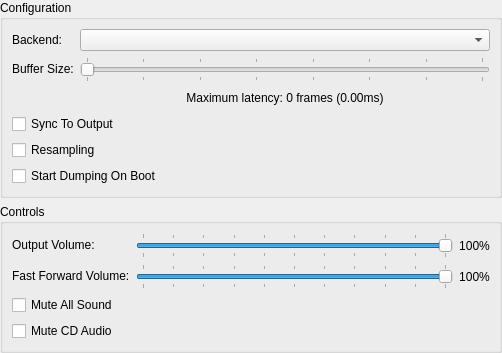
First picture: the form in src/duckstation-qt/audiosettingswidget.ui, repository kofxi3584karlayang/duckstation, before the edit.
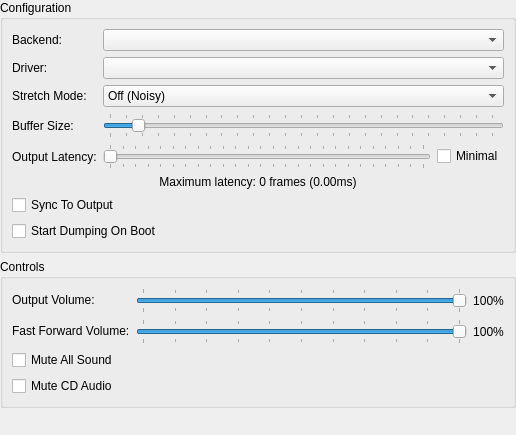
Second picture: the form after the edit.

Commit message: SPU: Add time stretched audio output

```diff
--- a/src/duckstation-qt/audiosettingswidget.ui
+++ b/src/duckstation-qt/audiosettingswidget.ui
@@ -6,8 +6,8 @@
    <rect>
     <x>0</x>
     <y>0</y>
-    <width>502</width>
-    <height>312</height>
+    <width>516</width>
+    <height>435</height>
    </rect>
   </property>
   <property name="windowTitle">
@@ -31,7 +31,21 @@
      <property name="title">
       <string>Configuration</string>
      </property>
-     <layout class="QFormLayout" name="formLayout">
+     <layout class="QGridLayout" name="gridLayout">
+      <item row="3" column="0">
+       <widget class="QLabel" name="label_2">
+        <property name="text">
+         <string>Buffer Size:</string>
+        </property>
+       </widget>
+      </item>
+      <item row="7" column="0" colspan="2">
+       <widget class="QCheckBox" name="startDumpingOnBoot">
+        <property name="text">
+         <string>Start Dumping On Boot</string>
+        </property>
+       </widget>
+      </item>
       <item row="0" column="0">
        <widget class="QLabel" name="label">
         <property name="text">
@@ -39,29 +53,112 @@
         </property>
        </widget>
       </item>
+      <item row="4" column="1">
+       <layout class="QHBoxLayout" name="horizontalLayout_3">
+        <item>
+         <widget class="QSlider" name="outputLatencyMS">
+          <property name="maximum">
+           <number>500</number>
+          </property>
+          <property name="orientation">
+           <enum>Qt::Horizontal</enum>
+          </property>
+          <property name="tickPosition">
+           <enum>QSlider::TicksBothSides</enum>
+          </property>
+          <property name="tickInterval">
+           <number>20</number>
+          </property>
+         </widget>
+        </item>
+        <item>
+         <widget class="QCheckBox" name="outputLatencyMinimal">
+          <property name="text">
+           <string>Minimal</string>
+          </property>
+         </widget>
+        </item>
+       </layout>
+      </item>
+      <item row="1" column="1">
+       <widget class="QComboBox" name="driver"/>
+      </item>
+      <item row="2" column="1">
+       <widget class="QComboBox" name="stretchMode">
+        <item>
+         <property name="text">
+          <string>Off (Noisy)</string>
+         </property>
+        </item>
+        <item>
+         <property name="text">
+          <string>Resampling (Pitch Shift)</string>
+         </property>
+        </item>
+        <item>
+         <property name="text">
+          <string>Time Stretch (Tempo Change, Best Sound)</string>
+         </property>
+        </item>
+       </widget>
+      </item>
+      <item row="4" column="0">
+       <widget class="QLabel" name="label_5">
+        <property name="text">
+         <string>Output Latency:</string>
+        </property>
+       </widget>
+      </item>
       <item row="0" column="1">
        <widget class="QComboBox" name="audioBackend"/>
       </item>
       <item row="1" column="0">
-       <widget class="QLabel" name="label_2">
+       <widget class="QLabel" name="label_6">
         <property name="text">
-         <string>Buffer Size:</string>
+         <string>Driver:</string>
         </property>
        </widget>
       </item>
-      <item row="1" column="1">
-       <widget class="QSlider" name="bufferSize">
+      <item row="2" column="0">
+       <widget class="QLabel" name="label_7">
+        <property name="text">
+         <string>Stretch Mode:</string>
+        </property>
+       </widget>
+      </item>
+      <item row="6" column="0" colspan="2">
+       <widget class="QCheckBox" name="syncToOutput">
+        <property name="text">
+         <string>Sync To Output</string>
+        </property>
+       </widget>
+      </item>
+      <item row="5" column="0" colspan="2">
+       <widget class="QLabel" name="bufferingLabel">
+        <property name="text">
+         <string>Maximum latency: 0 frames (0.00ms)</string>
+        </property>
+        <property name="alignment">
+         <set>Qt::AlignCenter</set>
+        </property>
+       </widget>
+      </item>
+      <item row="3" column="1">
+       <widget class="QSlider" name="bufferMS">
         <property name="minimum">
-         <number>1024</number>
+         <number>15</number>
         </property>
         <property name="maximum">
-         <number>8192</number>
+         <number>500</number>
         </property>
         <property name="singleStep">
          <number>128</number>
         </property>
         <property name="pageStep">
-         <number>1024</number>
+         <number>5</number>
+        </property>
+        <property name="value">
+         <number>50</number>
         </property>
         <property name="orientation">
          <enum>Qt::Horizontal</enum>
@@ -70,51 +167,7 @@
          <enum>QSlider::TicksBothSides</enum>
         </property>
         <property name="tickInterval">
-         <number>1024</number>
-        </property>
-       </widget>
-      </item>
-      <item row="2" column="0">
-       <spacer name="horizontalSpacer">
-        <property name="orientation">
-         <enum>Qt::Horizontal</enum>
-        </property>
-        <property name="sizeHint" stdset="0">
-         <size>
-          <width>40</width>
-          <height>20</height>
-         </size>
-        </property>
-       </spacer>
-      </item>
-      <item row="2" column="1">
-       <widget class="QLabel" name="bufferingLabel">
-        <property name="text">
-         <string>Maximum latency: 0 frames (0.00ms)</string>
-        </property>
-        <property name="alignment">
-         <set>Qt::AlignCenter</set>
-        </property>
-       </widget>
-      </item>
-      <item row="3" column="0" colspan="2">
-       <widget class="QCheckBox" name="syncToOutput">
-        <property name="text">
-         <string>Sync To Output</string>
-        </property>
-       </widget>
-      </item>
-      <item row="4" column="0" colspan="2">
-       <widget class="QCheckBox" name="resampling">
-        <property name="text">
-         <string>Resampling</string>
-        </property>
-       </widget>
-      </item>
-      <item row="5" column="0" colspan="2">
-       <widget class="QCheckBox" name="startDumpingOnBoot">
-        <property name="text">
-         <string>Start Dumping On Boot</string>
+         <number>20</number>
         </property>
        </widget>
       </item>
```
Left out of the diff: 2 changed lines with no effect on the pictures. The commit also changes 26 other files.
